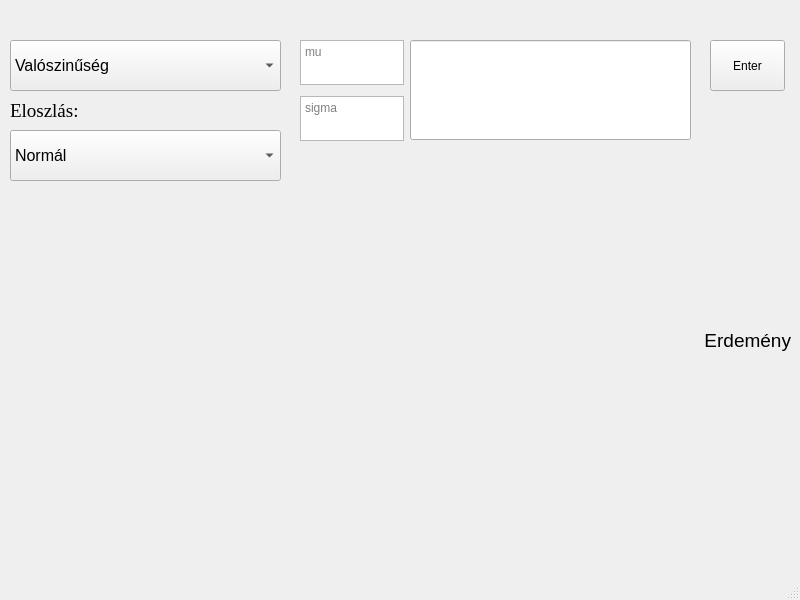
Before: the Qt Designer form Engineering calculator/UI_files/prob_and_stat.ui in Ilonczai-Andras/Mernoki-szamologep-szakdolgozat, drawn with Qt 5.
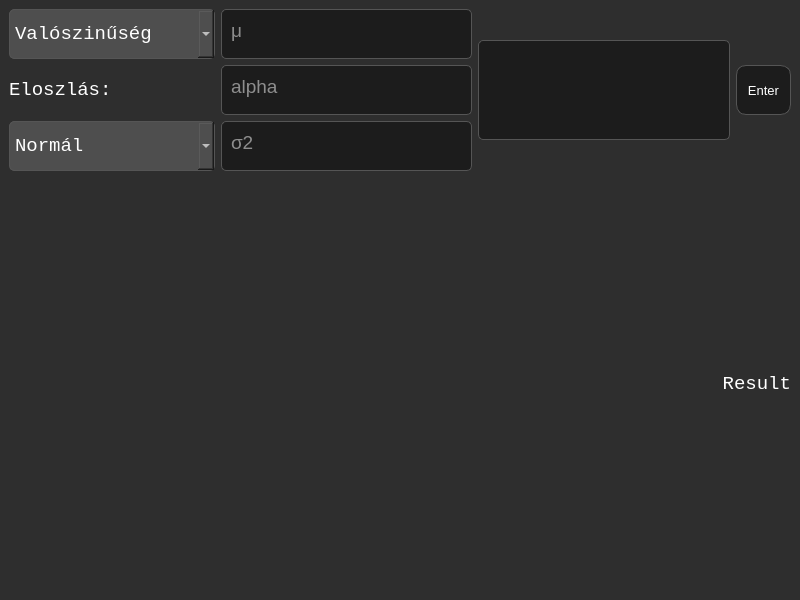
After: the same form once the commit is applied.

```diff
--- a/Engineering calculator/UI_files/prob_and_stat.ui
+++ b/Engineering calculator/UI_files/prob_and_stat.ui
@@ -16,33 +16,53 @@
     <height>600</height>
    </size>
   </property>
-  <property name="maximumSize">
-   <size>
-    <width>800</width>
-    <height>600</height>
-   </size>
-  </property>
   <property name="windowTitle">
    <string>Ui_Prob_and_Stat</string>
   </property>
   <property name="windowOpacity">
    <double>1.000000000000000</double>
   </property>
+  <property name="styleSheet">
+   <string notr="true">background-color: #2E2E2E;</string>
+  </property>
   <widget class="QWidget" name="centralwidget">
+   <property name="styleSheet">
+    <string notr="true">        QWidget#centralwidget {
+            background-color: #2E2E2E;
+        }</string>
+   </property>
+   <layout class="QVBoxLayout" name="verticalLayout_6" stretch="0">
+    <item>
+     <layout class="QVBoxLayout" name="verticalLayout_5" stretch="1,5">
+      <item>
+       <layout class="QHBoxLayout" name="horizontalLayout_3">
+        <item>
+         <layout class="QVBoxLayout" name="verticalLayout_2">
+          <item>
    <widget class="QComboBox" name="comboBox">
-    <property name="geometry">
-     <rect>
-      <x>10</x>
-      <y>40</y>
-      <width>271</width>
-      <height>51</height>
-     </rect>
+            <property name="minimumSize">
+             <size>
+              <width>0</width>
+              <height>50</height>
+             </size>
     </property>
     <property name="font">
      <font>
-      <pointsize>12</pointsize>
-     </font>
-    </property>
+              <family>Courier New</family>
+              <pointsize>14</pointsize>
+             </font>
+            </property>
+            <property name="styleSheet">
+             <string notr="true">        QComboBox {
+            background-color: #4E4E4E;
+            font-size: 14pt;
+            font-family: 'Courier New', Courier, monospace; /* Monospaced font */
+            color: #FFFFFF;
+            border: 1px solid #555555;
+            border-radius: 5px;
+            padding: 5px;
+        }</string>
+            </property>
     <item>
      <property name="text">
       <string>Valószinűség</string>
@@ -68,65 +88,74 @@
       <string>Sűrűség függvény</string>
      </property>
     </item>
-   </widget>
-   <widget class="QLabel" name="label_2">
-    <property name="geometry">
-     <rect>
-      <x>10</x>
-      <y>190</y>
-      <width>781</width>
-      <height>300</height>
-     </rect>
+            <item>
+             <property name="text">
+              <string>T próba</string>
+             </property>
+            </item>
+            <item>
+             <property name="text">
+              <string>U próba</string>
+             </property>
+            </item>
+           </widget>
+          </item>
+          <item>
+           <widget class="QLabel" name="label">
+            <property name="sizePolicy">
+             <sizepolicy hsizetype="Expanding" vsizetype="Fixed">
+              <horstretch>0</horstretch>
+              <verstretch>0</verstretch>
+             </sizepolicy>
+            </property>
+            <property name="minimumSize">
+             <size>
+              <width>0</width>
+              <height>50</height>
+             </size>
     </property>
     <property name="font">
      <font>
+              <family>Courier New</family>
       <pointsize>14</pointsize>
      </font>
     </property>
-    <property name="text">
-     <string>Erdemény</string>
-    </property>
-    <property name="alignment">
-     <set>Qt::AlignRight|Qt::AlignTrailing|Qt::AlignVCenter</set>
-    </property>
-   </widget>
-   <widget class="QPushButton" name="pushButton">
-    <property name="geometry">
-     <rect>
-      <x>710</x>
-      <y>40</y>
-      <width>75</width>
-      <height>51</height>
-     </rect>
-    </property>
+            <property name="styleSheet">
+             <string notr="true">        QLabel {
+            color: #FFFFFF;
+            font-family: 'Courier New', Courier, monospace; /* Monospaced font */
+        }</string>
+            </property>
     <property name="text">
-     <string>Enter</string>
-    </property>
-   </widget>
-   <widget class="QLineEdit" name="lineEdit_2">
-    <property name="geometry">
-     <rect>
-      <x>410</x>
-      <y>40</y>
-      <width>281</width>
-      <height>100</height>
-     </rect>
-    </property>
-   </widget>
+             <string>Eloszlás:</string>
+            </property>
+           </widget>
+          </item>
+          <item>
    <widget class="QComboBox" name="comboBox_2">
-    <property name="geometry">
-     <rect>
-      <x>10</x>
-      <y>130</y>
-      <width>271</width>
-      <height>51</height>
-     </rect>
+            <property name="minimumSize">
+             <size>
+              <width>0</width>
+              <height>50</height>
+             </size>
     </property>
     <property name="font">
      <font>
-      <pointsize>12</pointsize>
-     </font>
-    </property>
+              <family>Courier New</family>
+              <pointsize>14</pointsize>
+             </font>
+            </property>
+            <property name="styleSheet">
+             <string notr="true">        QComboBox {
+            background-color: #4E4E4E;
+            font-size: 14pt;
+            font-family: 'Courier New', Courier, monospace; /* Monospaced font */
+            color: #FFFFFF;
+            border: 1px solid #555555;
+            border-radius: 5px;
+            padding: 5px;
+        }</string>
+            </property>
     <item>
      <property name="text">
       <string>Normál</string>
@@ -158,63 +187,192 @@
      </property>
     </item>
    </widget>
-   <widget class="QLabel" name="label">
-    <property name="geometry">
-     <rect>
-      <x>10</x>
-      <y>100</y>
-      <width>271</width>
-      <height>21</height>
-     </rect>
-    </property>
-    <property name="font">
-     <font>
-      <family>Times New Roman</family>
-      <pointsize>14</pointsize>
-     </font>
-    </property>
-    <property name="text">
-     <string>Eloszlás:</string>
-    </property>
-   </widget>
+          </item>
+         </layout>
+        </item>
+        <item>
+         <layout class="QVBoxLayout" name="verticalLayout_4">
+          <item>
    <widget class="QTextEdit" name="mu">
-    <property name="geometry">
-     <rect>
-      <x>300</x>
-      <y>40</y>
-      <width>104</width>
-      <height>45</height>
-     </rect>
-    </property>
+            <property name="minimumSize">
+             <size>
+              <width>0</width>
+              <height>50</height>
+             </size>
+            </property>
+            <property name="styleSheet">
+             <string notr="true">        QTextEdit{
+            background-color: #1C1C1C;
+            font-size: 14pt;
+            font-family: 'Courier New', Courier, monospace; /* Monospaced font */
+            color: #FFFFFF;
+            border: 1px solid #555555;
+            border-radius: 5px;
+            padding: 5px;
+        }</string>
+            </property>
     <property name="placeholderText">
-     <string>mu</string>
-    </property>
-   </widget>
+             <string>μ</string>
+            </property>
+           </widget>
+          </item>
+          <item>
+           <widget class="QTextEdit" name="alpha">
+            <property name="minimumSize">
+             <size>
+              <width>0</width>
+              <height>50</height>
+             </size>
+            </property>
+            <property name="styleSheet">
+             <string notr="true">        QTextEdit{
+            background-color: #1C1C1C;
+            font-size: 14pt;
+            font-family: 'Courier New', Courier, monospace; /* Monospaced font */
+            color: #FFFFFF;
+            border: 1px solid #555555;
+            border-radius: 5px;
+            padding: 5px;
+        }</string>
+            </property>
+            <property name="placeholderText">
+             <string>alpha</string>
+            </property>
+           </widget>
+          </item>
+          <item>
    <widget class="QTextEdit" name="sigma">
-    <property name="geometry">
-     <rect>
-      <x>300</x>
-      <y>96</y>
-      <width>104</width>
-      <height>45</height>
-     </rect>
+            <property name="minimumSize">
+             <size>
+              <width>0</width>
+              <height>50</height>
+             </size>
+            </property>
+            <property name="styleSheet">
+             <string notr="true">        QTextEdit{
+            background-color: #1C1C1C;
+            font-size: 14pt;
+            font-family: 'Courier New', Courier, monospace; /* Monospaced font */
+            color: #FFFFFF;
+            border: 1px solid #555555;
+            border-radius: 5px;
+            padding: 5px;
+        }</string>
     </property>
     <property name="placeholderText">
-     <string>sigma</string>
-    </property>
-   </widget>
-  </widget>
-  <widget class="QMenuBar" name="menubar">
-   <property name="geometry">
-    <rect>
-     <x>0</x>
-     <y>0</y>
-     <width>800</width>
-     <height>21</height>
-    </rect>
-   </property>
-  </widget>
-  <widget class="QStatusBar" name="statusbar"/>
+             <string>σ2</string>
+            </property>
+           </widget>
+          </item>
+         </layout>
+        </item>
+        <item>
+         <layout class="QHBoxLayout" name="horizontalLayout_2">
+          <item>
+           <widget class="QTextEdit" name="lineEdit_2">
+            <property name="minimumSize">
+             <size>
+              <width>0</width>
+              <height>50</height>
+             </size>
+            </property>
+            <property name="maximumSize">
+             <size>
+              <width>16777215</width>
+              <height>100</height>
+             </size>
+            </property>
+            <property name="styleSheet">
+             <string notr="true">        QTextEdit{
+            background-color: #1C1C1C;
+            font-size: 14pt;
+            font-family: 'Courier New', Courier, monospace; /* Monospaced font */
+            color: #FFFFFF;
+            border: 1px solid #555555;
+            border-radius: 5px;
+            padding: 5px;
+        }</string>
+            </property>
+           </widget>
+          </item>
+          <item>
+           <widget class="QPushButton" name="pushButton">
+            <property name="minimumSize">
+             <size>
+              <width>0</width>
+              <height>50</height>
+             </size>
+            </property>
+            <property name="styleSheet">
+             <string notr="true">        QPushButton {
+            background-color: #1C1C1C;
+            font-size: 10pt;
+            font-family: 'Courier New', Courier, monospace; /* Monospaced font */
+            color: #FFFFFF;
+            border: 1px solid #555555;
+            border-radius: 10px;
+            padding: 10px;
+        }
+
+        QPushButton:hover {
+            background-color: #5E5E5E;
+        }
+        QComboBox QAbstractItemView {
+            background-color: #4E4E4E;
+            selection-background-color: #5E5E5E;
+            color: #FFFFFF;
+        }
+        QPushButton:pressed {
+            background-color: #6E6E6E;
+        }</string>
+            </property>
+            <property name="text">
+             <string>Enter</string>
+            </property>
+           </widget>
+          </item>
+         </layout>
+        </item>
+       </layout>
+      </item>
+      <item>
+       <widget class="QLabel" name="label_2">
+        <property name="sizePolicy">
+         <sizepolicy hsizetype="MinimumExpanding" vsizetype="Expanding">
+          <horstretch>0</horstretch>
+          <verstretch>0</verstretch>
+         </sizepolicy>
+        </property>
+        <property name="minimumSize">
+         <size>
+          <width>0</width>
+          <height>0</height>
+         </size>
+        </property>
+        <property name="font">
+         <font>
+          <family>Courier New</family>
+          <pointsize>14</pointsize>
+         </font>
+        </property>
+        <property name="styleSheet">
+         <string notr="true">        QLabel {
+            color: #FFFFFF;
+            font-family: 'Courier New', Courier, monospace; /* Monospaced font */
+        }</string>
+        </property>
+        <property name="text">
+         <string>Result</string>
+        </property>
+        <property name="alignment">
+         <set>Qt::AlignRight|Qt::AlignTrailing|Qt::AlignVCenter</set>
+        </property>
+       </widget>
+      </item>
+     </layout>
+    </item>
+   </layout>
+  </widget>
  </widget>
  <resources/>
  <connections/>
```
Lines whose indentation alone changed are shown as unchanged.
